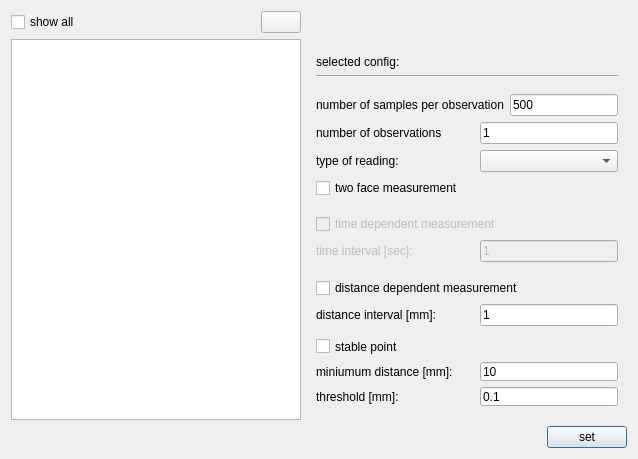
First picture: the form in ui/dialogs/measurementconfigurationdialog.ui, repository OpenIndy/OpenIndy, before the edit.
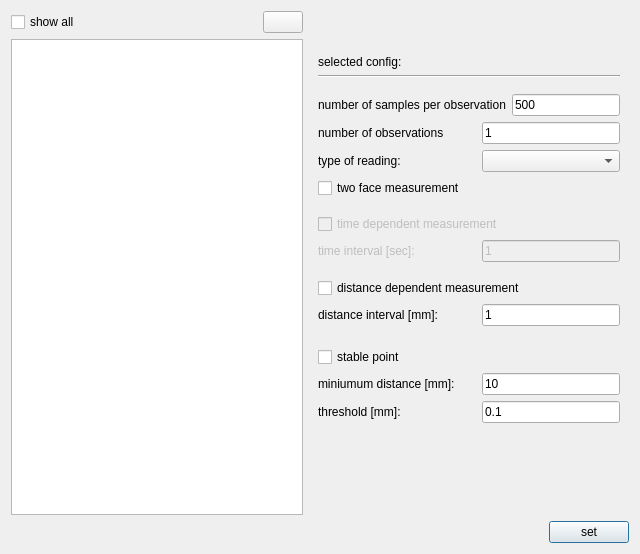
Second picture: the form after the edit. Icons and pictures are not drawn.

Commit message: OI-496: stable point ui

Diff of the .ui file:
```diff
--- a/ui/dialogs/measurementconfigurationdialog.ui
+++ b/ui/dialogs/measurementconfigurationdialog.ui
@@ -6,14 +6,14 @@
    <rect>
     <x>0</x>
     <y>0</y>
-    <width>638</width>
-    <height>459</height>
+    <width>640</width>
+    <height>554</height>
    </rect>
   </property>
   <property name="minimumSize">
    <size>
-    <width>638</width>
-    <height>459</height>
+    <width>640</width>
+    <height>460</height>
    </size>
   </property>
   <property name="windowTitle">
@@ -318,6 +318,9 @@
             <property name="orientation">
              <enum>Qt::Vertical</enum>
             </property>
+            <property name="sizeType">
+             <enum>QSizePolicy::Minimum</enum>
+            </property>
             <property name="sizeHint" stdset="0">
              <size>
               <width>20</width>
```
